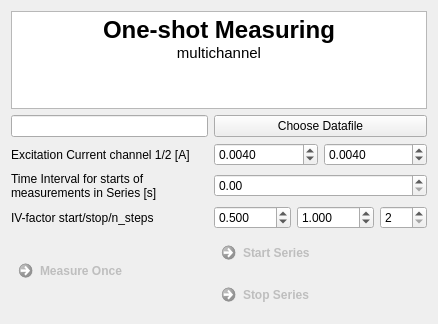
Qt form configurations/OneShotMeasurement_multichannel.ui (Cryostat-GUI/Cryostat-GUI) before a commit.
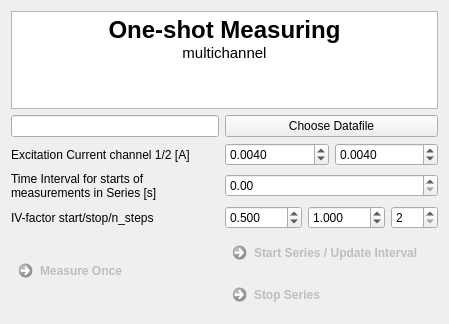
The same form after that commit.

```diff
--- a/configurations/OneShotMeasurement_multichannel.ui
+++ b/configurations/OneShotMeasurement_multichannel.ui
@@ -6,7 +6,7 @@
    <rect>
     <x>0</x>
     <y>0</y>
-    <width>407</width>
+    <width>449</width>
     <height>324</height>
    </rect>
   </property>
@@ -119,7 +119,7 @@
       <bool>false</bool>
      </property>
      <property name="text">
-      <string>Start Series</string>
+      <string>Start Series / Update Interval</string>
      </property>
     </widget>
    </item>
```
